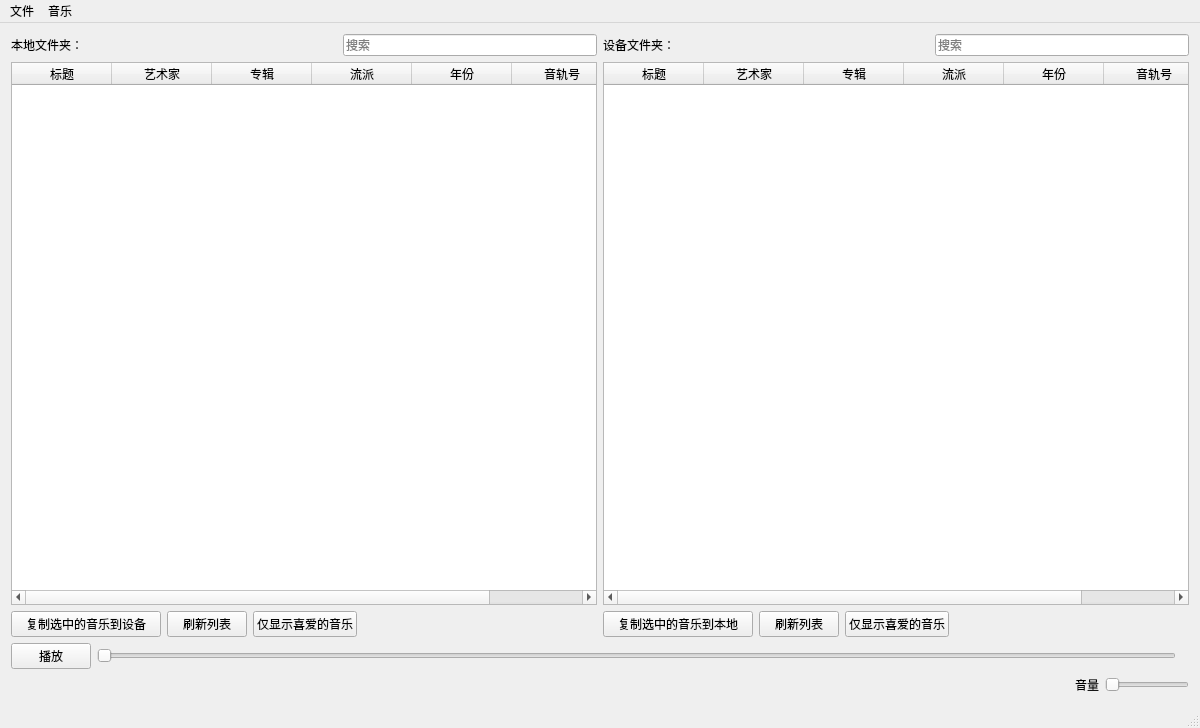
Qt form MusicSyncTool.ui (FunnyAWM/MusicSyncTool) before a commit.
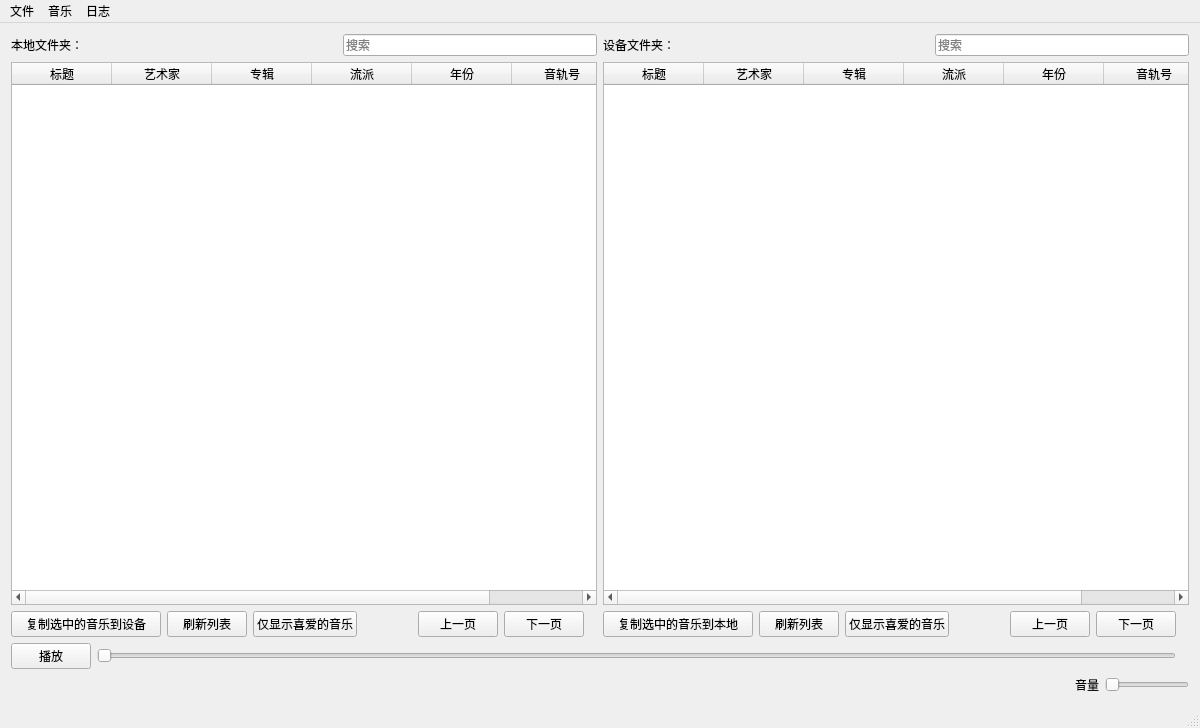
The same form after that commit.

Patch:
```diff
--- a/MusicSyncTool.ui
+++ b/MusicSyncTool.ui
@@ -202,12 +202,33 @@
         </property>
         <property name="sizeHint" stdset="0">
          <size>
-          <width>30</width>
+          <width>40</width>
           <height>20</height>
          </size>
         </property>
        </spacer>
       </item>
+      <item>
+       <widget class="QPushButton" name="lastPageLocal">
+        <property name="text">
+         <string>上一页</string>
+        </property>
+       </widget>
+      </item>
+      <item>
+       <widget class="QPushButton" name="nextPageLocal">
+        <property name="text">
+         <string>下一页</string>
+        </property>
+       </widget>
+      </item>
+      <item>
+       <widget class="QLabel" name="pageLocal">
+        <property name="text">
+         <string/>
+        </property>
+       </widget>
+      </item>
      </layout>
     </item>
     <item row="2" column="1">
@@ -252,6 +273,27 @@
         </property>
        </spacer>
       </item>
+      <item>
+       <widget class="QPushButton" name="lastPageRemote">
+        <property name="text">
+         <string>上一页</string>
+        </property>
+       </widget>
+      </item>
+      <item>
+       <widget class="QPushButton" name="nextPageRemote">
+        <property name="text">
+         <string>下一页</string>
+        </property>
+       </widget>
+      </item>
+      <item>
+       <widget class="QLabel" name="pageRemote">
+        <property name="text">
+         <string/>
+        </property>
+       </widget>
+      </item>
      </layout>
     </item>
     <item row="3" column="0" colspan="2">
@@ -376,8 +418,15 @@
     </widget>
     <addaction name="menu_4"/>
    </widget>
+   <widget class="QMenu" name="menu_5">
+    <property name="title">
+     <string>日志</string>
+    </property>
+    <addaction name="actionClean_log_files"/>
+   </widget>
    <addaction name="menu"/>
    <addaction name="menu_3"/>
+   <addaction name="menu_5"/>
   </widget>
   <widget class="QStatusBar" name="statusBar"/>
   <action name="actionExit">
```
Left out of the diff: 7 changed lines with no effect on the pictures.
